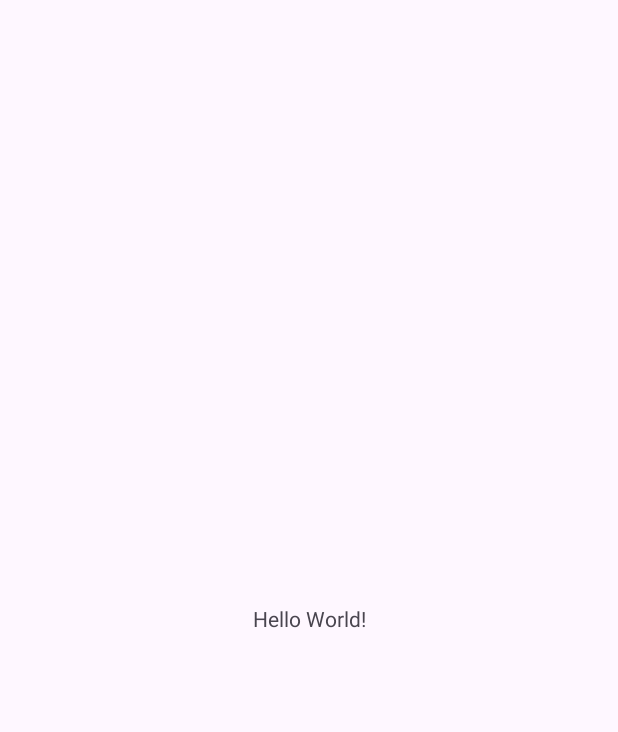
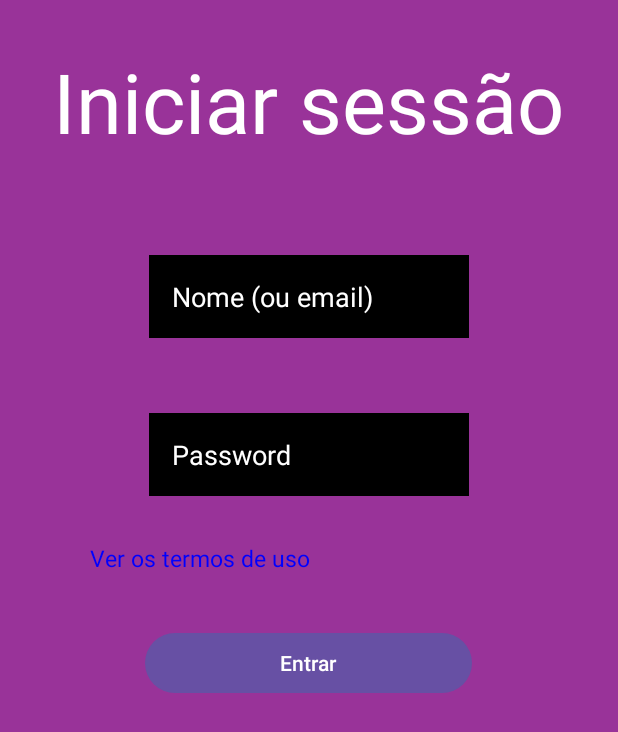
Before and after one commit to JoaoFrancoo/3-maltas-em-perigo, an Android app: the screen it shows after launch (MainActivity), on a phone screen of 412 x 824 dp. Before the commit the part shown is almost empty. Shown: the top 732 px of the screen. Run offline under Robolectric (Android 15) with nearby library versions, the phone set to English and light mode, and no system bars.

Commit message:
criação de um login para uso de template no futuro

```diff
--- a/app/src/main/res/layout/activity_main.xml
+++ b/app/src/main/res/layout/activity_main.xml
@@ -1,18 +1,75 @@
 <?xml version="1.0" encoding="utf-8"?>
-<androidx.constraintlayout.widget.ConstraintLayout xmlns:android="http://schemas.android.com/apk/res/android"
+<LinearLayout xmlns:android="http://schemas.android.com/apk/res/android"
     xmlns:app="http://schemas.android.com/apk/res-auto"
     xmlns:tools="http://schemas.android.com/tools"
     android:layout_width="match_parent"
     android:layout_height="match_parent"
     tools:context=".MainActivity">
 
-    <TextView
-        android:layout_width="wrap_content"
-        android:layout_height="wrap_content"
-        android:text="Hello World!"
-        app:layout_constraintBottom_toBottomOf="parent"
-        app:layout_constraintEnd_toEndOf="parent"
-        app:layout_constraintStart_toStartOf="parent"
-        app:layout_constraintTop_toTopOf="parent" />
+    <LinearLayout
+        android:background="@color/purple"
+        android:layout_width="match_parent"
+        android:layout_height="match_parent"
+        android:orientation="vertical">
 
-</androidx.constraintlayout.widget.ConstraintLayout>
+        <TextView
+            android:id="@+id/Titulo"
+            android:layout_gravity="center"
+            android:layout_marginTop="15dp"
+            android:textSize="55sp"
+            android:textColor="@color/white"
+            android:padding="15dp"
+            android:layout_marginBottom="50dp"
+            android:layout_width="wrap_content"
+            android:layout_height="wrap_content"
+            android:text="Iniciar sessão" />
+
+        <EditText
+            android:layout_gravity="center"
+            android:padding="15dp"
+            android:background="@color/black"
+            android:textColorHint="@color/white"
+            android:id="@+id/editTextText"
+            android:layout_width="wrap_content"
+            android:layout_height="wrap_content"
+            android:ems="10"
+            android:inputType="text"
+            android:hint="Nome (ou email)" />
+
+        <EditText
+            android:layout_gravity="center"
+            android:padding="15dp"
+            android:layout_marginTop="50dp"
+            android:background="@color/black"
+            android:textColorHint="@color/white"
+            android:id="@+id/editTextText2"
+            android:layout_width="wrap_content"
+            android:layout_height="wrap_content"
+            android:ems="10"
+            android:inputType="textPassword"
+            android:hint="Password" />
+
+        <TextView
+            android:paddingStart="60dp"
+            android:layout_marginTop="15dp"
+            android:textSize="15dp"
+            android:textColor="@color/blue"
+            android:padding="15dp"
+            android:layout_width="wrap_content"
+            android:layout_height="wrap_content"
+            android:text="Ver os termos de uso" />
+
+        <Button
+            android:id="@+id/button"
+            android:layout_width="wrap_content"
+            android:layout_height="wrap_content"
+            android:paddingEnd="90sp"
+            android:paddingStart="90sp"
+            android:layout_marginTop="20dp"
+            android:layout_gravity="center"
+            android:text="Entrar"
+            android:gravity="center" />
+
+    </LinearLayout>
+
+</LinearLayout>
--- a/app/src/main/res/values/colors.xml
+++ b/app/src/main/res/values/colors.xml
@@ -2,4 +2,6 @@
 <resources>
     <color name="black">#FF000000</color>
     <color name="white">#FFFFFFFF</color>
+    <color name="purple">#993399</color>
+    <color name="blue">#0000FF</color>
 </resources>
```
